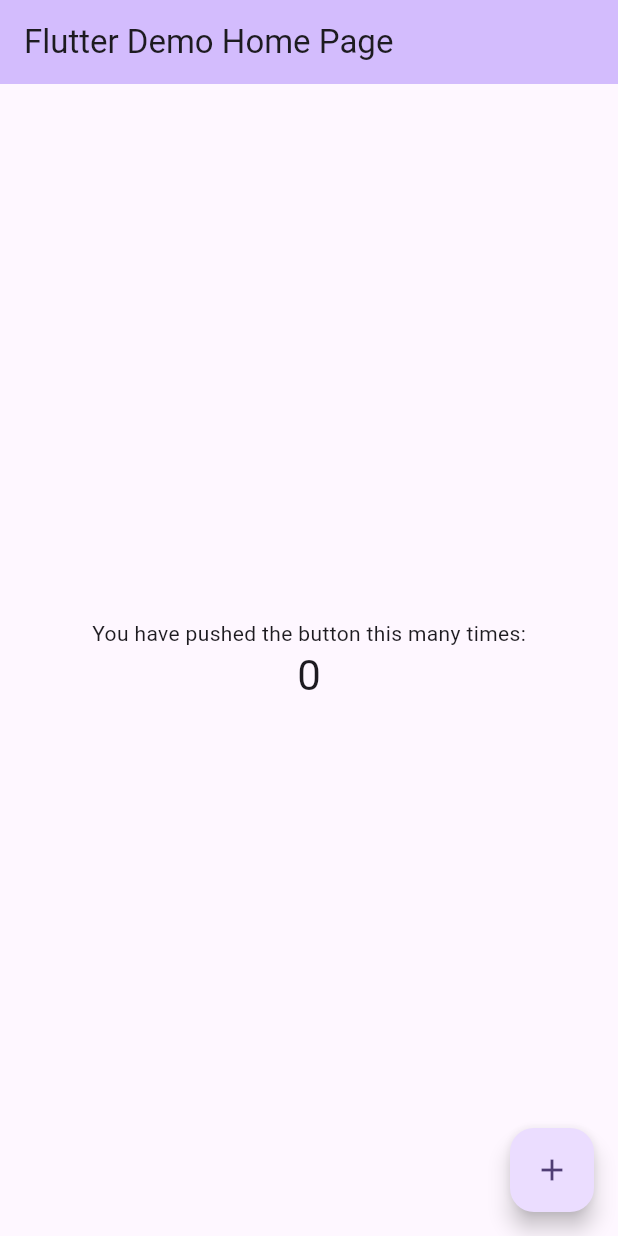
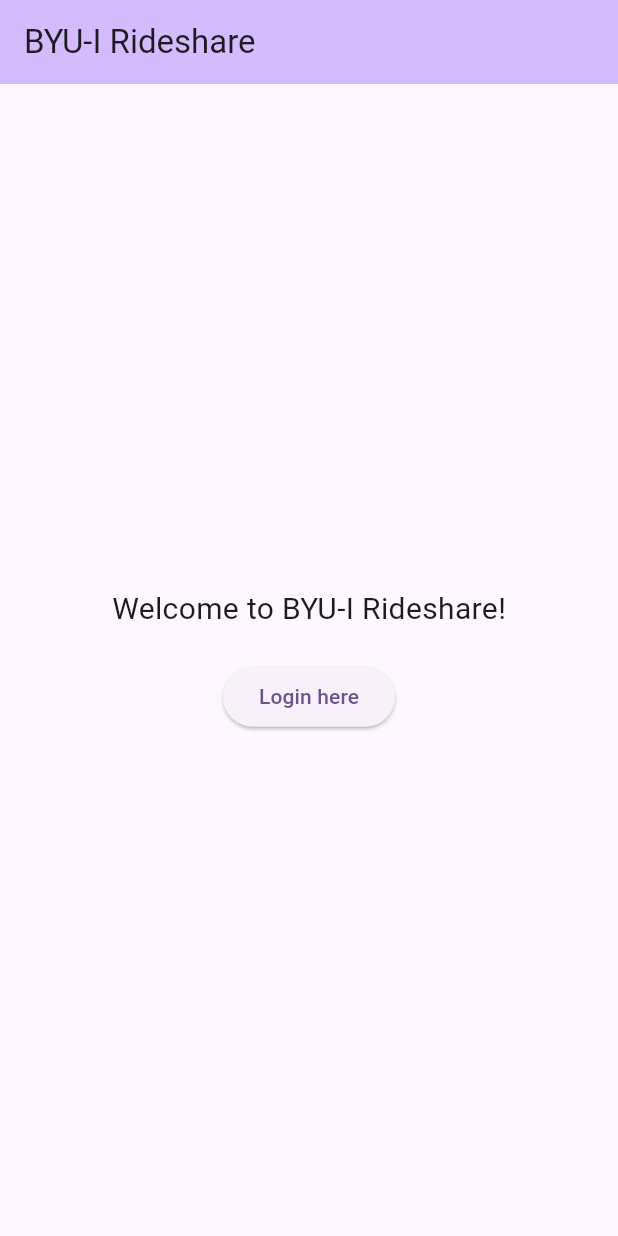
Before and after one commit to emmabloom04/BYU-I-Rideshare, a Flutter app: the screen it shows after launch, on a phone screen of 412 x 824 dp. Run offline on Flutter 3.47's test engine with Material 3 defaults, Android fonts, the phone set to English and light mode, and no system bars.

Commit message:
adding a login page!

```diff
--- a/byui_rideshare/lib/main.dart
+++ b/byui_rideshare/lib/main.dart
@@ -11,7 +11,7 @@
   @override
   Widget build(BuildContext context) {
     return MaterialApp(
-      title: 'Flutter Demo',
+      title: 'BYU-I Rideshare',
       theme: ThemeData(
         // This is the theme of your application.
         //
@@ -30,7 +30,7 @@
         // tested with just a hot reload.
         colorScheme: ColorScheme.fromSeed(seedColor: Colors.deepPurple),
       ),
-      home: const MyHomePage(title: 'Flutter Demo Home Page'),
+      home: const MyHomePage(title: 'BYU-I Rideshare'),
     );
   }
 }
@@ -54,18 +54,6 @@
 }
 
 class _MyHomePageState extends State<MyHomePage> {
-  int _counter = 0;
-
-  void _incrementCounter() {
-    setState(() {
-      // This call to setState tells the Flutter framework that something has
-      // changed in this State, which causes it to rerun the build method below
-      // so that the display can reflect the updated values. If we changed
-      // _counter without calling setState(), then the build method would not be
-      // called again, and so nothing would appear to happen.
-      _counter++;
-    });
-  }
 
   @override
   Widget build(BuildContext context) {
@@ -89,34 +77,55 @@
         // Center is a layout widget. It takes a single child and positions it
         // in the middle of the parent.
         child: Column(
-          // Column is also a layout widget. It takes a list of children and
-          // arranges them vertically. By default, it sizes itself to fit its
-          // children horizontally, and tries to be as tall as its parent.
-          //
-          // Column has various properties to control how it sizes itself and
-          // how it positions its children. Here we use mainAxisAlignment to
-          // center the children vertically; the main axis here is the vertical
-          // axis because Columns are vertical (the cross axis would be
-          // horizontal).
-          //
-          // TRY THIS: Invoke "debug painting" (choose the "Toggle Debug Paint"
-          // action in the IDE, or press "p" in the console), to see the
-          // wireframe for each widget.
-          mainAxisAlignment: MainAxisAlignment.center,
-          children: <Widget>[
-            const Text('You have pushed the button this many times:'),
+          mainAxisSize: MainAxisSize.min,  // keeps the column compact (not full height)
+          children: [
             Text(
-              '$_counter',
-              style: Theme.of(context).textTheme.headlineMedium,
+              'Welcome to BYU-I Rideshare!',
+              style: TextStyle(fontSize: 20),
+            ),
+            SizedBox(height: 20),  // 👈 adds spacing between text & button
+            ElevatedButton(
+              onPressed: () {
+                Navigator.push(
+                  context,
+                  MaterialPageRoute(builder: (context) => LoginPage(title: 'Login Page')),
+                );
+              },
+              child: Text('Login here'),
             ),
           ],
         ),
       ),
-      floatingActionButton: FloatingActionButton(
-        onPressed: _incrementCounter,
-        tooltip: 'Increment',
-        child: const Icon(Icons.add),
-      ), // This trailing comma makes auto-formatting nicer for build methods.
     );
   }
 }
+
+class LoginPage extends StatefulWidget {
+  const LoginPage({super.key, required this.title});
+
+  // This widget is the home page of your application. It is stateful, meaning
+  // that it has a State object (defined below) that contains fields that affect
+  // how it looks.
+
+  // This class is the configuration for the state. It holds the values (in this
+  // case the title) provided by the parent (in this case the App widget) and
+  // used by the build method of the State. Fields in a Widget subclass are
+  // always marked "final".
+
+  final String title;
+
+  @override
+  State<LoginPage> createState() => _LoginPageState();
+}
+
+class _LoginPageState extends State<LoginPage> {
+
+  @override
+  Widget build(BuildContext context) {
+    return Scaffold(
+      appBar: AppBar(
+        title: Text('Login Here')
+      )
+    );
+  }
+}
```
